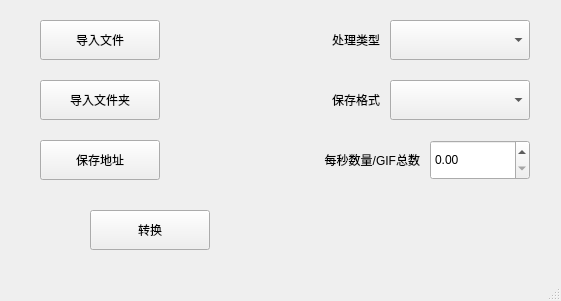
The window that convent_ware.ui (VerySeriousMan/format_conversion) describes before a commit, drawn with Qt 5.
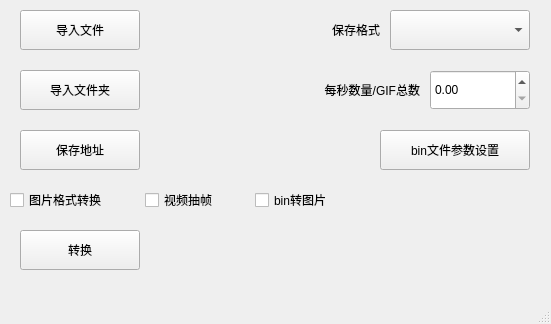
The same window after the commit.

Commit message: 增加信息提示与错误提示，优化选择结构，增加bin文件设置修改

What changed in the file:
```diff
--- a/convent_ware.ui
+++ b/convent_ware.ui
@@ -6,8 +6,8 @@
    <rect>
     <x>0</x>
     <y>0</y>
-    <width>561</width>
-    <height>301</height>
+    <width>551</width>
+    <height>324</height>
    </rect>
   </property>
   <property name="windowTitle">
@@ -18,7 +18,7 @@
     <property name="geometry">
      <rect>
       <x>280</x>
-      <y>140</y>
+      <y>70</y>
       <width>140</width>
       <height>40</height>
      </rect>
@@ -33,8 +33,8 @@
    <widget class="QPushButton" name="submit_button">
     <property name="geometry">
      <rect>
-      <x>90</x>
-      <y>210</y>
+      <x>20</x>
+      <y>230</y>
       <width>120</width>
       <height>40</height>
      </rect>
@@ -46,8 +46,8 @@
    <widget class="QPushButton" name="input_dir_button">
     <property name="geometry">
      <rect>
-      <x>40</x>
-      <y>80</y>
+      <x>20</x>
+      <y>70</y>
       <width>120</width>
       <height>40</height>
      </rect>
@@ -59,8 +59,8 @@
    <widget class="QPushButton" name="input_file_button">
     <property name="geometry">
      <rect>
-      <x>40</x>
-      <y>20</y>
+      <x>20</x>
+      <y>10</y>
       <width>120</width>
       <height>40</height>
      </rect>
@@ -72,8 +72,8 @@
    <widget class="QPushButton" name="save_path_button">
     <property name="geometry">
      <rect>
-      <x>40</x>
-      <y>140</y>
+      <x>20</x>
+      <y>130</y>
       <width>120</width>
       <height>40</height>
      </rect>
@@ -86,7 +86,7 @@
     <property name="geometry">
      <rect>
       <x>390</x>
-      <y>80</y>
+      <y>10</y>
       <width>140</width>
       <height>40</height>
      </rect>
@@ -95,9 +95,9 @@
    <widget class="QLabel" name="target_format_label">
     <property name="geometry">
      <rect>
-      <x>300</x>
-      <y>80</y>
-      <width>80</width>
+      <x>289</x>
+      <y>10</y>
+      <width>91</width>
       <height>40</height>
      </rect>
     </property>
@@ -108,38 +108,12 @@
      <set>Qt::AlignRight|Qt::AlignTrailing|Qt::AlignVCenter</set>
     </property>
    </widget>
-   <widget class="QComboBox" name="process_type_box">
-    <property name="geometry">
-     <rect>
-      <x>390</x>
-      <y>20</y>
-      <width>140</width>
-      <height>40</height>
-     </rect>
-    </property>
-   </widget>
-   <widget class="QLabel" name="process_type_label">
-    <property name="geometry">
-     <rect>
-      <x>300</x>
-      <y>20</y>
-      <width>80</width>
-      <height>40</height>
-     </rect>
-    </property>
-    <property name="text">
-     <string>处理类型</string>
-    </property>
-    <property name="alignment">
-     <set>Qt::AlignRight|Qt::AlignTrailing|Qt::AlignVCenter</set>
-    </property>
-   </widget>
    <widget class="QLabel" name="info_label">
     <property name="geometry">
      <rect>
-      <x>310</x>
-      <y>210</y>
-      <width>180</width>
+      <x>370</x>
+      <y>180</y>
+      <width>170</width>
       <height>40</height>
      </rect>
     </property>
@@ -154,7 +128,7 @@
     <property name="geometry">
      <rect>
       <x>430</x>
-      <y>140</y>
+      <y>70</y>
       <width>100</width>
       <height>40</height>
      </rect>
@@ -163,9 +137,9 @@
    <widget class="QLabel" name="input_file_label">
     <property name="geometry">
      <rect>
-      <x>170</x>
-      <y>20</y>
-      <width>100</width>
+      <x>150</x>
+      <y>10</y>
+      <width>120</width>
       <height>40</height>
      </rect>
     </property>
@@ -179,9 +153,9 @@
    <widget class="QLabel" name="input_dir_label">
     <property name="geometry">
      <rect>
-      <x>170</x>
-      <y>80</y>
-      <width>100</width>
+      <x>150</x>
+      <y>70</y>
+      <width>120</width>
       <height>40</height>
      </rect>
     </property>
@@ -195,9 +169,9 @@
    <widget class="QLabel" name="save_path_label">
     <property name="geometry">
      <rect>
-      <x>170</x>
-      <y>140</y>
-      <width>100</width>
+      <x>150</x>
+      <y>130</y>
+      <width>120</width>
       <height>40</height>
      </rect>
     </property>
@@ -208,6 +182,77 @@
      <set>Qt::AlignCenter</set>
     </property>
    </widget>
+   <widget class="QCheckBox" name="bin_to_image_checkBox">
+    <property name="geometry">
+     <rect>
+      <x>255</x>
+      <y>180</y>
+      <width>115</width>
+      <height>40</height>
+     </rect>
+    </property>
+    <property name="text">
+     <string>bin转图片</string>
+    </property>
+   </widget>
+   <widget class="QCheckBox" name="video_to_image_checkBox">
+    <property name="geometry">
+     <rect>
+      <x>145</x>
+      <y>180</y>
+      <width>110</width>
+      <height>40</height>
+     </rect>
+    </property>
+    <property name="text">
+     <string>视频抽帧</string>
+    </property>
+   </widget>
+   <widget class="QCheckBox" name="convent_image_checkBox">
+    <property name="geometry">
+     <rect>
+      <x>10</x>
+      <y>180</y>
+      <width>135</width>
+      <height>40</height>
+     </rect>
+    </property>
+    <property name="text">
+     <string>图片格式转换</string>
+    </property>
+    <property name="shortcut">
+     <string notr="true"/>
+    </property>
+   </widget>
+   <widget class="QLabel" name="error_label">
+    <property name="geometry">
+     <rect>
+      <x>150</x>
+      <y>230</y>
+      <width>391</width>
+      <height>40</height>
+     </rect>
+    </property>
+    <property name="text">
+     <string/>
+    </property>
+    <property name="alignment">
+     <set>Qt::AlignCenter</set>
+    </property>
+   </widget>
+   <widget class="QPushButton" name="bin_settings_button">
+    <property name="geometry">
+     <rect>
+      <x>380</x>
+      <y>130</y>
+      <width>150</width>
+      <height>40</height>
+     </rect>
+    </property>
+    <property name="text">
+     <string>bin文件参数设置</string>
+    </property>
+   </widget>
   </widget>
   <widget class="QMenuBar" name="menubar">
    <property name="geometry">
```
Left out of the diff: 2 changed lines with no effect on the pictures. The commit also changes 9 other files.
